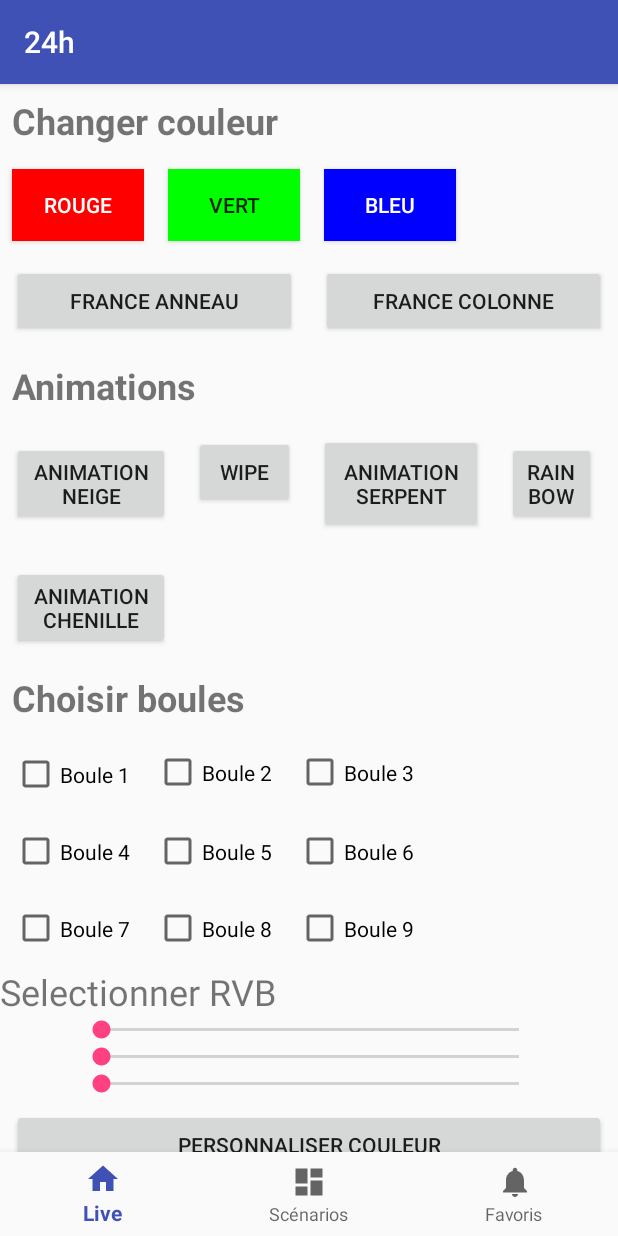
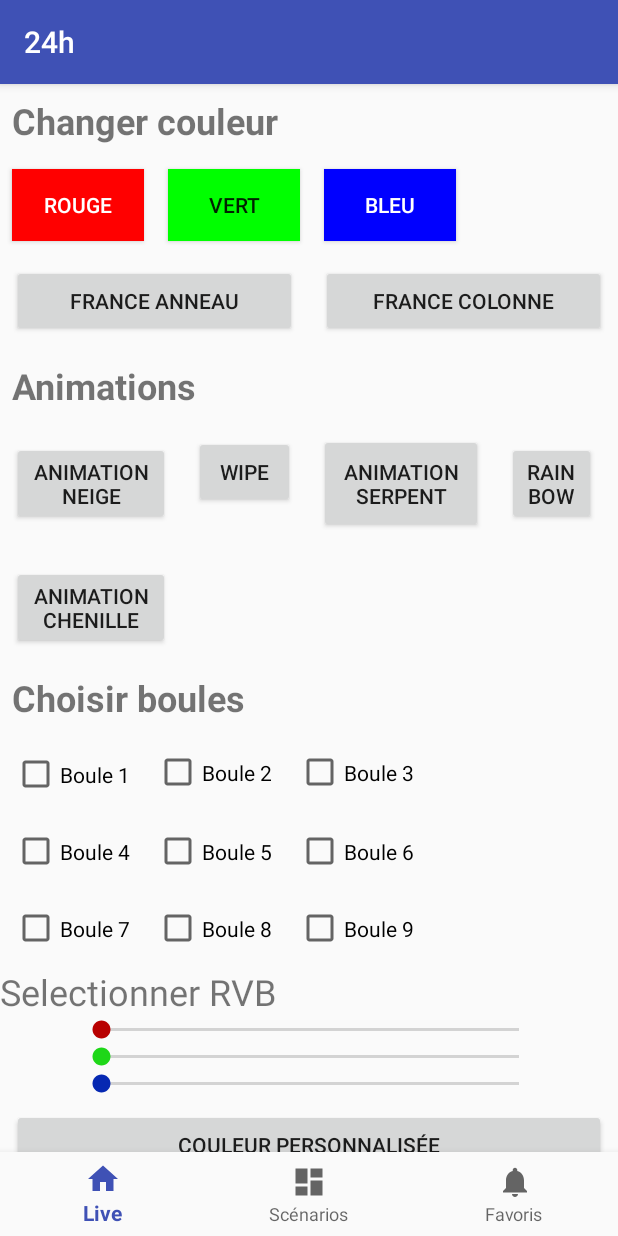
Before and after one commit to PaulCORDON/24HCODE2019, an Android app: the screen it shows after launch (MainActivity), on a phone screen of 412 x 824 dp. Run offline under Robolectric (Android 15) with nearby library versions, the phone set to English and light mode, and no system bars; libraries missing offline, so code that uses them is left out: org.eclipse.paho.

Commit message:
couleur personnalisée

```diff
--- a/app/src/main/java/com/ensim/a24h/HomeFragment.java
+++ b/app/src/main/java/com/ensim/a24h/HomeFragment.java
@@ -1,8 +1,11 @@
 package com.ensim.a24h;
 
+
+import android.graphics.Color;
 import android.support.v4.app.Fragment;
 import android.support.v7.app.AppCompatActivity;
 import android.os.Bundle;
+import android.util.Log;
 import android.view.LayoutInflater;
 import android.view.View;
 import android.view.ViewGroup;
@@ -31,6 +34,7 @@ public class HomeFragment extends Fragment {
     private Button stop;
     private Button previous;
     private Button next;
+    private Button personnaliser;
     private SeekBar seekBarRouge;
     private SeekBar seekBarVert;
     private SeekBar seekBarBleu;
@@ -60,9 +64,9 @@ public class HomeFragment extends Fragment {
         boutonRainbow = (Button) view.findViewById(R.id.boutonRainbow);
         boutonSerpent = (Button) view.findViewById(R.id.boutonSerpent);
         boutonNeige = (Button) view.findViewById(R.id.boutonNeige);
-        seekBarBleu = (SeekBar)view.findViewById(R.id.seekBar4);
-        seekBarVert = (SeekBar)view.findViewById(R.id.seekBar3);
-        seekBarRouge = (SeekBar)view.findViewById(R.id.seekBar2);
+        seekBarBleu = (SeekBar) view.findViewById(R.id.seekBar4);
+        seekBarVert = (SeekBar) view.findViewById(R.id.seekBar3);
+        seekBarRouge = (SeekBar) view.findViewById(R.id.seekBar2);
         boutonChenille = (Button) view.findViewById(R.id.boutonChenille);
         boutonRing = (Button) view.findViewById(R.id.boutonRing);
         boutonColumn = (Button) view.findViewById(R.id.boutonColumn);
@@ -75,14 +79,40 @@ public class HomeFragment extends Fragment {
         boule7 = (CheckBox) view.findViewById(R.id.checkBox15);
         boule8 = (CheckBox) view.findViewById(R.id.checkBox16);
         boule9 = (CheckBox) view.findViewById(R.id.checkBox17);
-        play = (Button)view.findViewById(R.id.play);
-        stop = (Button)view.findViewById(R.id.stop);
-        pause = (Button)view.findViewById(R.id.pause);
-        previous = (Button)view.findViewById(R.id.previous);
-        next = (Button)view.findViewById(R.id.next);
+        play = (Button) view.findViewById(R.id.play);
+        stop = (Button) view.findViewById(R.id.stop);
+        pause = (Button) view.findViewById(R.id.pause);
+        previous = (Button) view.findViewById(R.id.previous);
+        next = (Button) view.findViewById(R.id.next);
+        personnaliser = (Button) view.findViewById(R.id.personnaliser);
 
         final ArrayList<String> listeBouleCheckees = new ArrayList<String>();
 
+
+        personnaliser.setOnClickListener(new View.OnClickListener() {
+            public void onClick(View v) {
+
+
+                Log.d("R", "coucou" + Integer.toString(seekBarRouge.getProgress()));
+                Log.d("V", "coucou" + Integer.toString(seekBarVert.getProgress()));
+                Log.d("B", "coucou" + Integer.toString(seekBarBleu.getProgress()));
+
+                int r = seekBarRouge.getProgress();
+                int g = seekBarVert.getProgress();
+                int b = seekBarBleu.getProgress();
+                for (String boule : listeBouleCheckees) {
+                    mqttService.fill(boule, r, g, b);
+                }
+                r = (r << 16) & 0x00FF0000;
+                g = (g << 8) & 0x0000FF00;
+                b = b & 0x000000FF;
+                int rgb = 0xFF000000 | r | g | b;
+                Log.d("B", "coucou rgb" + rgb);
+                personnaliser.setBackgroundColor(rgb);
+
+
+            }
+        });
 
         boutonRouge.setOnClickListener(new View.OnClickListener() {
             public void onClick(View v) {
@@ -413,7 +443,6 @@ public class HomeFragment extends Fragment {
         });
 
 
-
         return view;
     }
 }
--- a/app/src/main/res/layout/activity_home_fragment.xml
+++ b/app/src/main/res/layout/activity_home_fragment.xml
@@ -432,7 +432,9 @@
             android:layout_marginLeft="50dp"
             android:layout_marginRight="50dp"
             android:max="255"
-            android:progress="1" />
+            android:progress="1"
+            android:progressTint="#FFB80000"
+            android:thumbTint="#FFB80000"/>
 
         <SeekBar
             android:id="@+id/seekBar3"
@@ -441,7 +443,9 @@
             android:layout_marginLeft="50dp"
             android:layout_marginRight="50dp"
             android:max="255"
-            android:progress="1" />
+            android:progress="1"
+            android:progressTint="#1ED718"
+            android:thumbTint="#1ED718"/>
 
         <SeekBar
             android:id="@+id/seekBar4"
@@ -450,7 +454,9 @@
             android:layout_marginLeft="50dp"
             android:layout_marginRight="50dp"
             android:max="255"
-            android:progress="1" />
+            android:progress="1"
+            android:progressTint="#0628B2"
+            android:thumbTint="#0628B2"/>
 
         <Button
             android:id="@+id/personnaliser"
@@ -460,7 +466,7 @@
             android:layout_marginTop="8dp"
             android:layout_marginEnd="8dp"
             android:layout_marginBottom="8dp"
-            android:text="Personnaliser couleur"
+            android:text="Couleur personnalisée"
             app:layout_constraintBottom_toBottomOf="parent"
             app:layout_constraintEnd_toEndOf="parent"
             app:layout_constraintHorizontal_bias="0.621"
```
